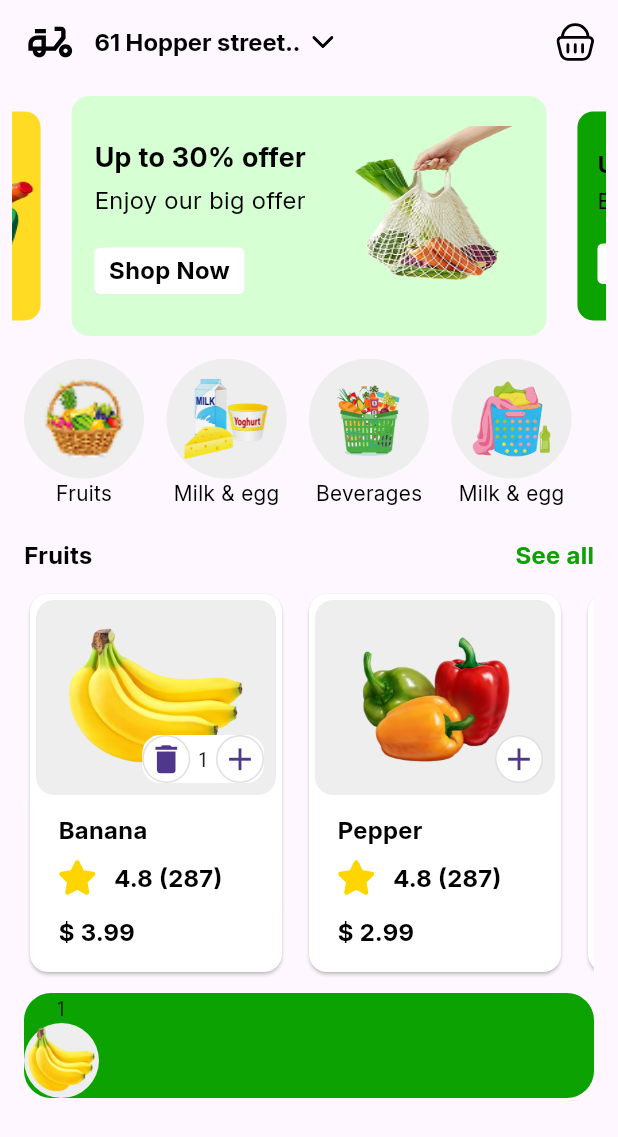
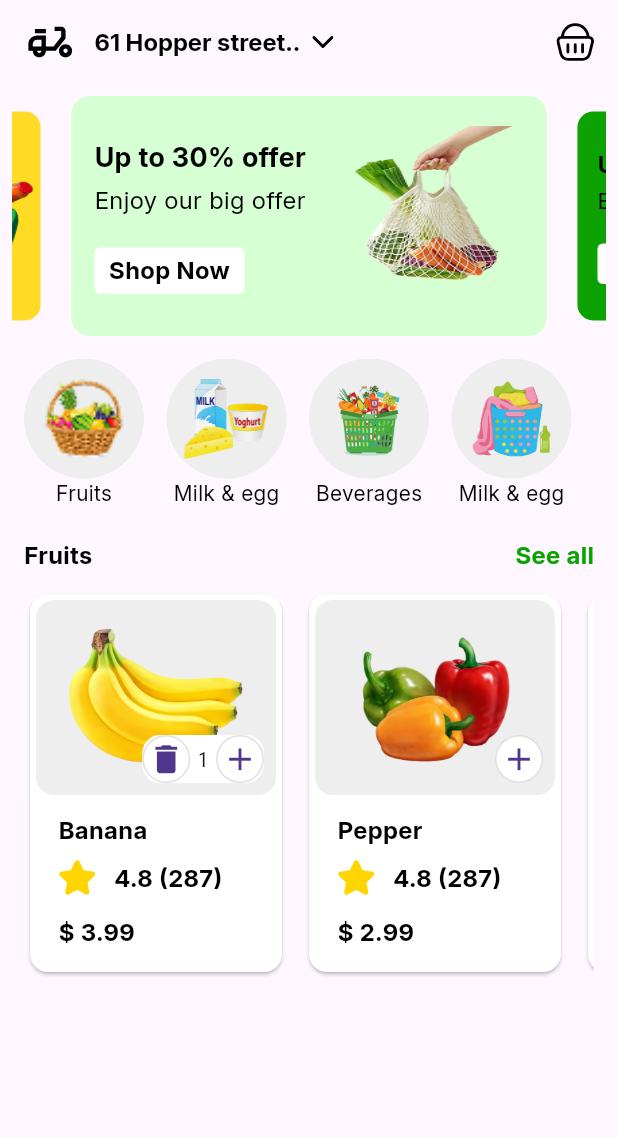
Before and after one commit to MosaadIbrahimB/Modern-Authentication-App, a Flutter app: the screen it shows after launch, after a tap on the "add" icon, on a phone screen of 412 x 824 dp. Shown: the top 1137 px of the screen. Run offline on Flutter 3.47's test engine with Material 3 defaults, Android fonts, the phone set to English and light mode, and no system bars; drawn by our look-alikes of carousel_slider; our stand-ins replace badges, bloc, flutter_bloc, flutter_svg, freezed_annotation.

Commit message:
add basket in home screen finish ui and logic

```diff
--- a/lib/feature/home/presentation/control/home/home_cubit.dart
+++ b/lib/feature/home/presentation/control/home/home_cubit.dart
@@ -5,6 +5,7 @@ import '../../../data/repo/repo.dart';
 
 class HomeCubit extends Cubit<HomeState> {
   HomeCubit() : super(HomeInitialState());
+  bool _view = false;
 
   addBagItem(List<ProductModel> bagProduct, ProductModel product) {
     List<ProductModel> pro = Repo.listProduct;
@@ -31,7 +32,29 @@ class HomeCubit extends Cubit<HomeState> {
     pro[pos].count--;
     int index = bagProduct.indexWhere((item) => item.id == product.id);
     bagProduct[index].count--;
+    if (bagProduct[index].count == 0) {
+      bagProduct.removeAt(index);
+    }
     emit(SubItemOfBagState());
+  }
+
+  bool getView() {
+    return _view;
+  }
+
+  changeViewBasket() {
+    _view = !_view;
+    emit(ViewBasketState());
+  }
+
+  int calcItemInBasket() {
+    int sum = 0;
+    if (Repo.bagProduct.isNotEmpty) {
+      for (ProductModel p in Repo.bagProduct) {
+        sum += p.count;
+      }
+    }
+    return sum;
   }
 }
 
@@ -42,3 +65,5 @@ class HomeInitialState extends HomeState {}
 class AddItemOfBagState extends HomeState {}
 
 class SubItemOfBagState extends HomeState {}
+
+class ViewBasketState extends HomeState {}
--- a/lib/feature/home/presentation/widget/app_bar_fruits_widget.dart
+++ b/lib/feature/home/presentation/widget/app_bar_fruits_widget.dart
@@ -1,5 +1,7 @@
 import 'package:flutter/material.dart';
+import 'package:flutter_bloc/flutter_bloc.dart';
 import 'package:flutter_svg/svg.dart';
+import 'package:modern_authentication_app/feature/home/presentation/control/home/home_cubit.dart';
 
 import '../../../../core/utils/app_text_style.dart';
 class AppBarWidget extends StatelessWidget {
@@ -18,7 +20,12 @@ class AppBarWidget extends StatelessWidget {
         SizedBox(width: 8),
         SvgPicture.asset("assets/images/fruit/arrow_dawn.svg"),
         Spacer(),
-        SvgPicture.asset("assets/images/fruit/bage.svg",width: 25,),
+        GestureDetector(
+            onTap: (){
+              BlocProvider.of<HomeCubit>(context).changeViewBasket();
+            },
+
+            child: SvgPicture.asset("assets/images/fruit/bage.svg",width: 25,)),
       ],
     );
   }
--- a/lib/feature/home/presentation/widget/bag_item_widget.dart
+++ b/lib/feature/home/presentation/widget/bag_item_widget.dart
@@ -1,51 +1,45 @@
+import 'package:badges/badges.dart' as badges;
 import 'package:flutter/material.dart';
 import 'package:flutter_bloc/flutter_bloc.dart';
+import 'package:flutter_svg/flutter_svg.dart';
+import 'package:modern_authentication_app/core/utils/app_text_style.dart';
+import 'package:modern_authentication_app/feature/home/presentation/widget/view_basket_widget.dart';
 import '../../../../core/utils/app_color.dart';
 import '../../data/repo/repo.dart';
 import '../control/home/home_cubit.dart';
+import 'custom_badge_widget.dart';
+import 'list_item_of_bag_widget.dart';
+
 class BagItemWidget extends StatelessWidget {
-  const BagItemWidget({
-    super.key,
-  });
+  const BagItemWidget({super.key});
 
   @override
   Widget build(BuildContext context) {
     return BlocBuilder<HomeCubit, HomeState>(
       builder: (context, state) {
-        return Container(
-
+        return
+          BlocProvider.of<HomeCubit>(context).getView()?
+          Container(
           decoration: BoxDecoration(
             color: AppColor.green,
             borderRadius: BorderRadius.circular(18),
           ),
           width: double.infinity,
-          height: 70,
-          child: ListView.separated(
-            separatorBuilder: (context, index) => SizedBox(width: 8),
-            scrollDirection: Axis.horizontal,
-            itemCount: Repo.bagProduct.length,
-            itemBuilder: (context, index) {
-              return Column(
-                children: [
-                  Text("${Repo.bagProduct[index].count}"),
-                  CircleAvatar(
-                    radius: 25,
-                    backgroundColor: Colors.grey[200],
-                    child: SizedBox(
-                      width: 50,
-                      height: 50,
-                      child: Image.asset(
-                        fit: BoxFit.fill,
-                        Repo.bagProduct[index].image,
-                      ),
-                    ),
-                  ),
-                ],
-              );
-            },
+          height: 75,
+          child: Row(
+            children: [
+              ListItemOfBagWidget(),
+              Container(
+                width: 1,
+                height: MediaQuery.of(context).size.height * .060,
+                color: Colors.white,
+              ),
+              SizedBox(width: 4),
+
+              ViewBasketWidget(),
+            ],
           ),
-
-        );
+        ):SizedBox();
       },
     );
   }
--- a/pubspec.yaml
+++ b/pubspec.yaml
@@ -14,6 +14,7 @@ dependencies:
   flutter_bloc: ^9.1.0
   freezed_annotation: ^3.0.0
   json_annotation: ^4.9.0
+  badges: ^3.1.2
 
 dev_dependencies:
   flutter_test:
```
Also changed, not shown: lib/feature/home/presentation/widget/custom_badge_widget.dart (added, +49 -0 lines), lib/feature/home/presentation/widget/list_item_of_bag_widget.dart (added, +25 -0 lines), lib/feature/home/presentation/widget/view_basket_widget.dart (added, +47 -0 lines), pubspec.lock.
